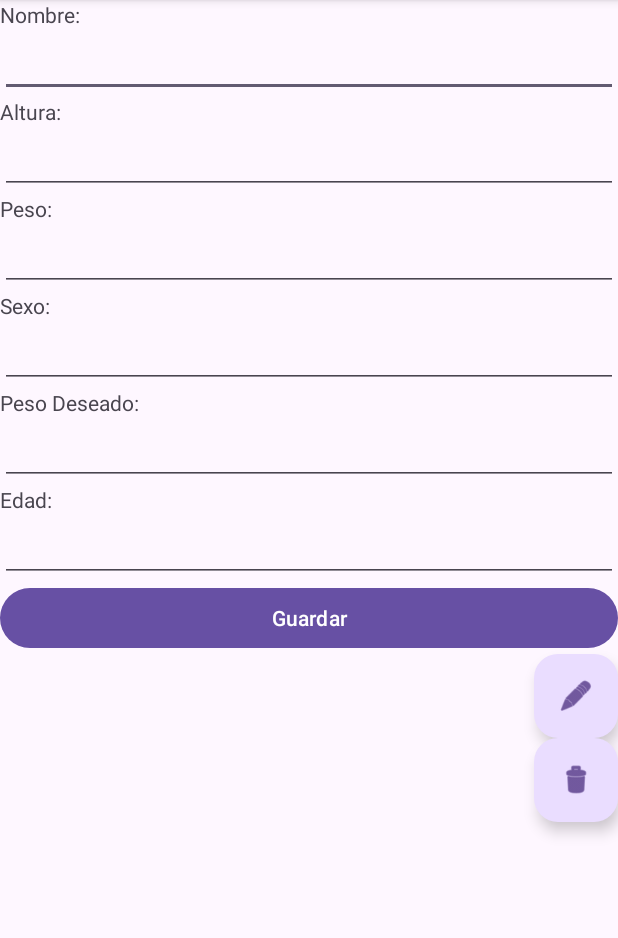
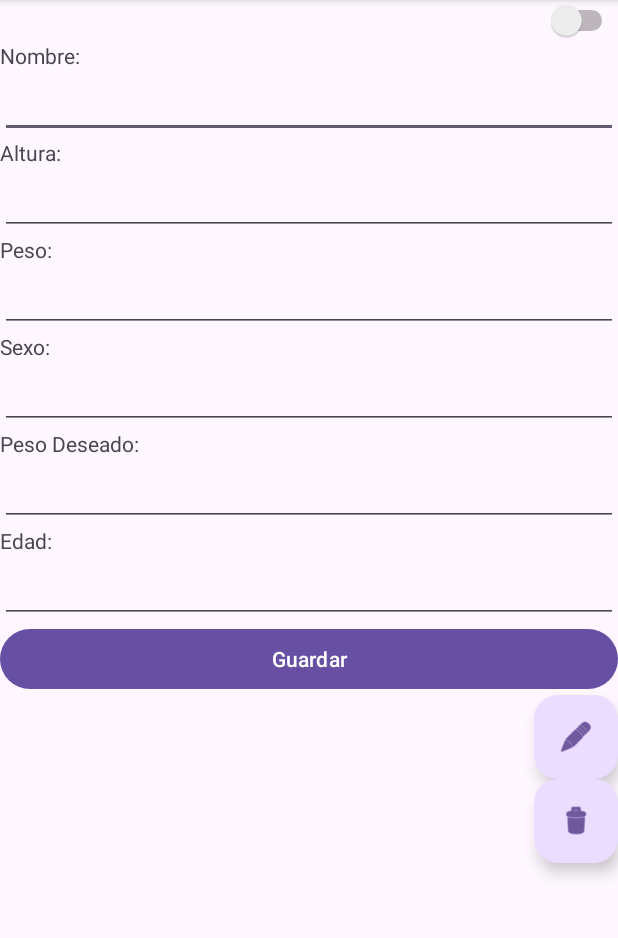
Before and after one commit to carlaAlvReg/FitSmart, an Android app built with Jetpack Compose: the ver_persona_activity screen opened directly, with no data from a screen before it, on a phone screen of 412 x 824 dp, the part 96-1034 px from its top. Run offline under Robolectric (Android 15) with nearby library versions, the phone set to English and light mode, and no system bars; 1 statement that could not run was skipped.

```diff
--- a/app/src/main/java/org/car/fitsmart/ver_persona_activity.java
+++ b/app/src/main/java/org/car/fitsmart/ver_persona_activity.java
@@ -3,13 +3,16 @@ package org.car.fitsmart;
 import androidx.appcompat.app.AlertDialog;
 import androidx.appcompat.app.AppCompatActivity;
 
+import android.content.Context;
 import android.content.DialogInterface;
 import android.content.Intent;
 import android.os.Bundle;
 import android.text.InputType;
 import android.view.View;
 import android.widget.Button;
+import android.widget.CompoundButton;
 import android.widget.EditText;
+import android.widget.Switch;
 
 import com.google.android.material.floatingactionbutton.FloatingActionButton;
 
@@ -22,6 +25,8 @@ public class ver_persona_activity extends AppCompatActivity {
 
     EditText txtNombre, txtPeso, txtAltura, txtPesoDeseado, txtSexo, txtEdad;
     Button btnGuarda;
+
+    Switch switchPersona;
 
     FloatingActionButton fabEdit, fabDelete;
     Persona persona;
@@ -42,6 +47,8 @@ public class ver_persona_activity extends AppCompatActivity {
 
         fabEdit = findViewById(R.id.fabEdit);
         fabDelete = findViewById(R.id.fabDelete);
+
+        switchPersona = findViewById(R.id.switchPersona);
 
         if(savedInstanceState == null){
             Bundle extras = getIntent().getExtras();
@@ -103,9 +110,25 @@ public class ver_persona_activity extends AppCompatActivity {
             }
         });
 
+        switchPersona.setOnCheckedChangeListener(new CompoundButton.OnCheckedChangeListener() {
+            @Override
+            public void onCheckedChanged(CompoundButton buttonView, boolean isChecked) {
+                if (isChecked) {
+                    // Si el Switch está activado, realiza la acción automáticamente
+                    transferirDatosAMainActivity();
+                }
+            }
+        });
+
     }
     private void lista(){
         Intent intent = new Intent(this, PersonasActivity.class);
         startActivity(intent);
     }
+
+    private void transferirDatosAMainActivity() {
+        Intent intent = new Intent(ver_persona_activity.this, MainActivity.class);
+        intent.putExtra("ID", id);
+        startActivity(intent);
+    }
 }
--- a/app/src/main/res/layout/activity_ver_persona.xml
+++ b/app/src/main/res/layout/activity_ver_persona.xml
@@ -6,6 +6,16 @@
     android:layout_height="match_parent"
     android:orientation="vertical"
     tools:context=".ver_persona_activity">
+
+    <Switch
+        android:id="@+id/switchPersona"
+        android:layout_width="match_parent"
+        android:layout_height="wrap_content" />
+
+    <LinearLayout
+        android:layout_width="match_parent"
+        android:layout_height="match_parent"
+        android:orientation="vertical">
 
         <TextView
             android:id="@+id/tviewNombre"
@@ -18,8 +28,8 @@
             android:layout_width="match_parent"
             android:layout_height="wrap_content"
             android:ems="10"
-        android:labelFor="@+id/tviewNombre"
-        android:inputType="text" />
+            android:inputType="text"
+            android:labelFor="@+id/tviewNombre" />
 
         <TextView
             android:id="@+id/tviewAltura"
@@ -32,8 +42,8 @@
             android:layout_width="match_parent"
             android:layout_height="wrap_content"
             android:ems="10"
-        android:labelFor="@+id/tviewAltura"
-        android:inputType="text" />
+            android:inputType="text"
+            android:labelFor="@+id/tviewAltura" />
 
         <TextView
             android:id="@+id/tviewPeso"
@@ -46,8 +56,8 @@
             android:layout_width="match_parent"
             android:layout_height="wrap_content"
             android:ems="10"
-        android:labelFor="@+id/tviewPeso"
-        android:inputType="text" />
+            android:inputType="text"
+            android:labelFor="@+id/tviewPeso" />
 
         <TextView
             android:id="@+id/tviewSexo"
@@ -60,8 +70,8 @@
             android:layout_width="match_parent"
             android:layout_height="wrap_content"
             android:ems="10"
-        android:labelFor="@+id/tviewSexo"
-        android:inputType="text" />
+            android:inputType="text"
+            android:labelFor="@+id/tviewSexo" />
 
         <TextView
             android:id="@+id/tviewPesoDeseado"
@@ -74,8 +84,8 @@
             android:layout_width="match_parent"
             android:layout_height="wrap_content"
             android:ems="10"
-        android:labelFor="@+id/tviewPesoDeseado"
-        android:inputType="text" />
+            android:inputType="text"
+            android:labelFor="@+id/tviewPesoDeseado" />
 
         <TextView
             android:id="@+id/tviewEdad"
@@ -88,8 +98,8 @@
             android:layout_width="match_parent"
             android:layout_height="wrap_content"
             android:ems="10"
-        android:labelFor="@+id/tviewEdad"
-        android:inputType="text" />
+            android:inputType="text"
+            android:labelFor="@+id/tviewEdad" />
 
         <Button
             android:id="@+id/btnGuarda"
@@ -112,5 +122,6 @@
             android:layout_gravity="bottom|end"
             android:clickable="true"
             app:srcCompat="@android:drawable/ic_menu_delete" />
+    </LinearLayout>
 
 </LinearLayout>
```
Also changed, not shown: app/src/main/java/org/car/fitsmart/MainActivity.java (+64 -0 lines), app/src/main/java/org/car/fitsmart/adaptadores/ListaPersonasAdapter.java (+8 -3 lines). Lines whose indentation alone changed are shown as unchanged.
